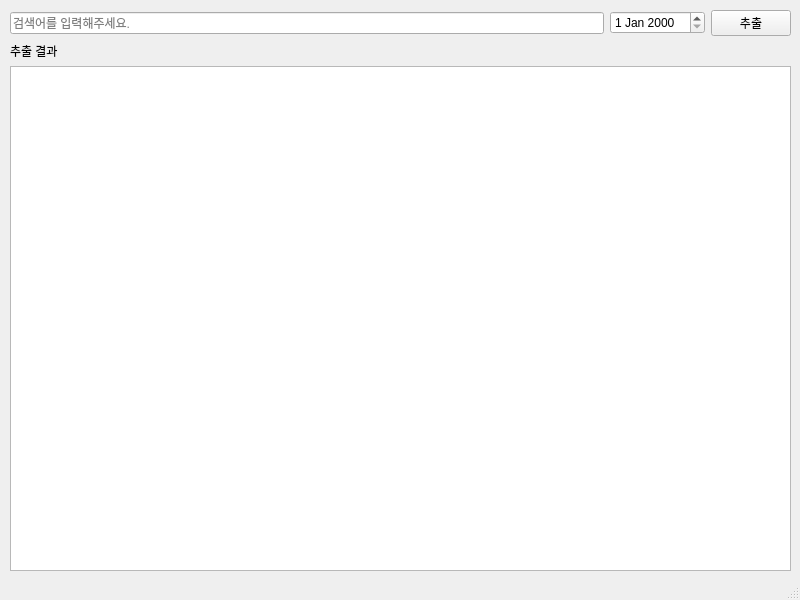
Old version of the form google_news.ui in the repository alsoj/sideproejct.
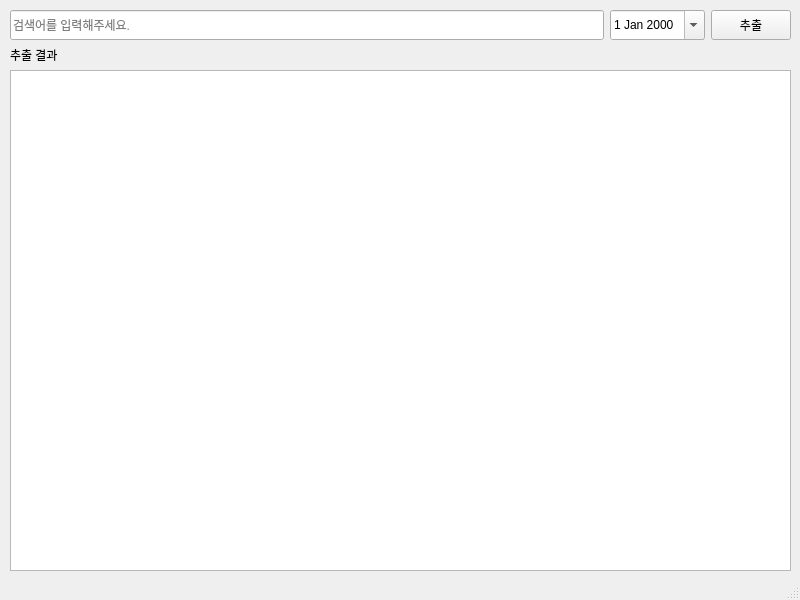
New version of the form.

Commit message: google news 크롤링

What changed in the file:
```diff
--- a/google_news.ui
+++ b/google_news.ui
@@ -28,6 +28,12 @@
       <layout class="QHBoxLayout" name="horizontalLayout">
        <item>
         <widget class="QLineEdit" name="edit_keyword">
+         <property name="minimumSize">
+          <size>
+           <width>0</width>
+           <height>30</height>
+          </size>
+         </property>
          <property name="text">
           <string/>
          </property>
@@ -37,10 +43,26 @@
         </widget>
        </item>
        <item>
-        <widget class="QDateEdit" name="edit_date"/>
+        <widget class="QDateEdit" name="edit_date">
+         <property name="minimumSize">
+          <size>
+           <width>0</width>
+           <height>30</height>
+          </size>
+         </property>
+         <property name="calendarPopup">
+          <bool>true</bool>
+         </property>
+        </widget>
        </item>
        <item>
         <widget class="QPushButton" name="button_start">
+         <property name="minimumSize">
+          <size>
+           <width>0</width>
+           <height>30</height>
+          </size>
+         </property>
          <property name="text">
           <string>추출</string>
          </property>
```
The commit also changes 1 other file.
